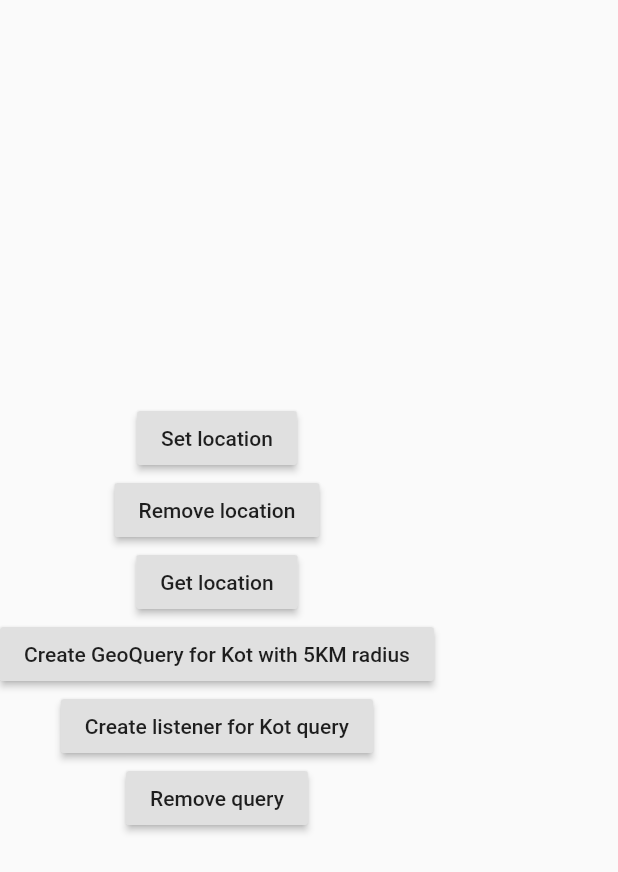
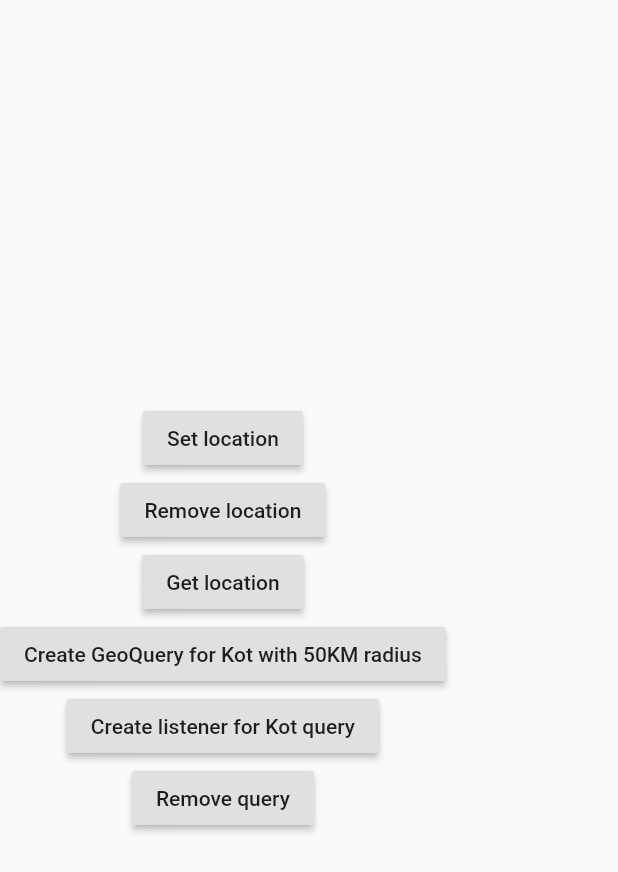
Before and after one commit to bramvbilsen/Firebase-Database-GeoQueries, a Flutter app: the screen it shows after launch, on a phone screen of 412 x 824 dp. Shown: the top 872 px of the screen. Run offline on Flutter 3.47's test engine with Material 2 defaults, Android fonts, the phone set to English and light mode, and no system bars; our stand-ins replace firebase_database; missing offline and left inert: geohash; accounts and stored records are empty.

```diff
--- a/example/lib/main.dart
+++ b/example/lib/main.dart
@@ -50,9 +50,9 @@ class HomeState extends State<Home> {
             },
           ),
           new RaisedButton(
-            child: new Text("Create GeoQuery for Kot with 5KM radius"),
+            child: new Text("Create GeoQuery for Kot with 50KM radius"),
             onPressed: () {
-              query = geoLocation.addGeoQuery([50.888161, 4.704021], 5.0);
+              query = geoLocation.addGeoQuery([50.888161, 4.704021], 50.0);
             },
           ),
           new RaisedButton(
--- a/example/pubspec.yaml
+++ b/example/pubspec.yaml
@@ -4,7 +4,7 @@ description: Demonstrates how to use the flutter_firebase_database_geolocation p
 dependencies:
   flutter:
     sdk: flutter
-  firebase_database: "^0.1.0"
+  firebase_database: ^0.3.0
 
 dev_dependencies:
   flutter_test:
--- a/pubspec.yaml
+++ b/pubspec.yaml
@@ -12,5 +12,5 @@ flutter:
 dependencies:
   flutter:
     sdk: flutter
-  firebase_database: "^0.1.0"
-  geohash: "^0.1.1"
+  firebase_database: ^0.3.0
+  geohash: ^0.1.1
```
Also changed, not shown: 5 other files.
